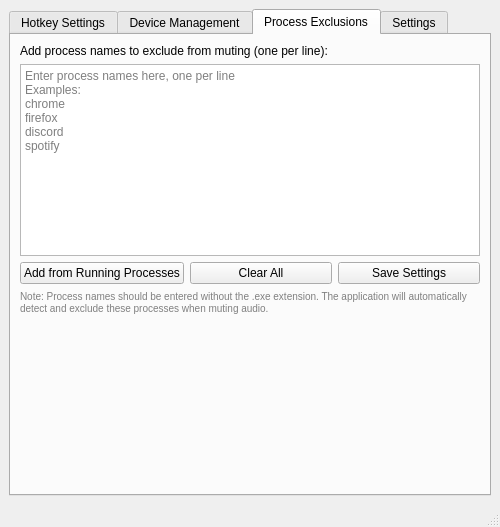
This is src/ui/mainwindow.ui in tfourj/MuteActiveWindowC as Qt 5 draws it before an edit. The edited form follows.
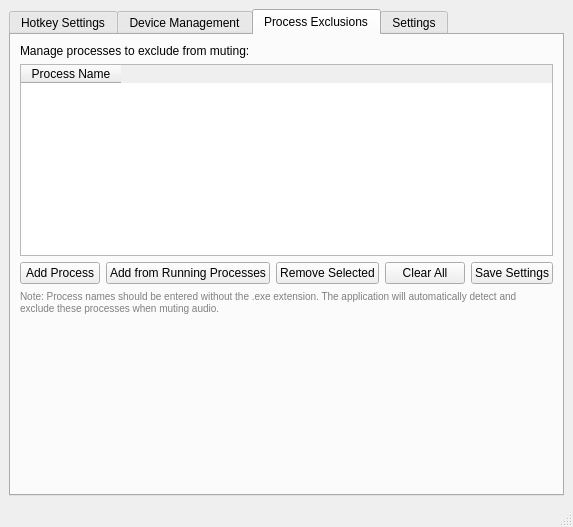
This is the edited form. The open tabs and pages were chosen to show the change.

Patch:
```diff
--- a/src/ui/mainwindow.ui
+++ b/src/ui/mainwindow.ui
@@ -208,27 +208,46 @@
            <string>Enter process names (without .exe extension) that should be excluded from muting operations.</string>
           </property>
           <property name="text">
-           <string>Add process names to exclude from muting (one per line):</string>
+           <string>Manage processes to exclude from muting:</string>
           </property>
          </widget>
         </item>
         <item>
-         <widget class="QTextEdit" name="excludedProcessesEdit">
+         <widget class="QTableWidget" name="excludedProcessesTable">
           <property name="toolTip">
            <string>List of process names to exclude from muting. One process name per line (e.g., chrome, firefox, discord).</string>
           </property>
-          <property name="placeholderText">
-           <string>Enter process names here, one per line
-Examples:
-chrome
-firefox
-discord
-spotify</string>
+          <property name="editTriggers">
+           <set>QAbstractItemView::DoubleClicked|QAbstractItemView::EditKeyPressed|QAbstractItemView::SelectedClicked</set>
           </property>
+          <property name="alternatingRowColors">
+           <bool>true</bool>
+          </property>
+          <property name="selectionBehavior">
+           <enum>QAbstractItemView::SelectRows</enum>
+          </property>
+          <property name="selectionMode">
+           <enum>QAbstractItemView::ExtendedSelection</enum>
+          </property>
+          <column>
+           <property name="text">
+            <string>Process Name</string>
+           </property>
+          </column>
          </widget>
         </item>
         <item>
          <layout class="QHBoxLayout" name="processesButtonsLayout">
+          <item>
+           <widget class="QPushButton" name="addProcessButton">
+            <property name="toolTip">
+             <string>Add a custom process name to the exclusion list.</string>
+            </property>
+            <property name="text">
+             <string>Add Process</string>
+            </property>
+           </widget>
+          </item>
           <item>
            <widget class="QPushButton" name="addCurrentProcessButton">
             <property name="toolTip">
@@ -239,6 +258,16 @@
             </property>
            </widget>
           </item>
+          <item>
+           <widget class="QPushButton" name="removeProcessButton">
+            <property name="toolTip">
+             <string>Remove the selected process from the exclusion list.</string>
+            </property>
+            <property name="text">
+             <string>Remove Selected</string>
+            </property>
+           </widget>
+          </item>
           <item>
            <widget class="QPushButton" name="clearProcessesButton">
             <property name="toolTip">
```
Left out of the diff: 2 changed lines with no effect on the pictures.
